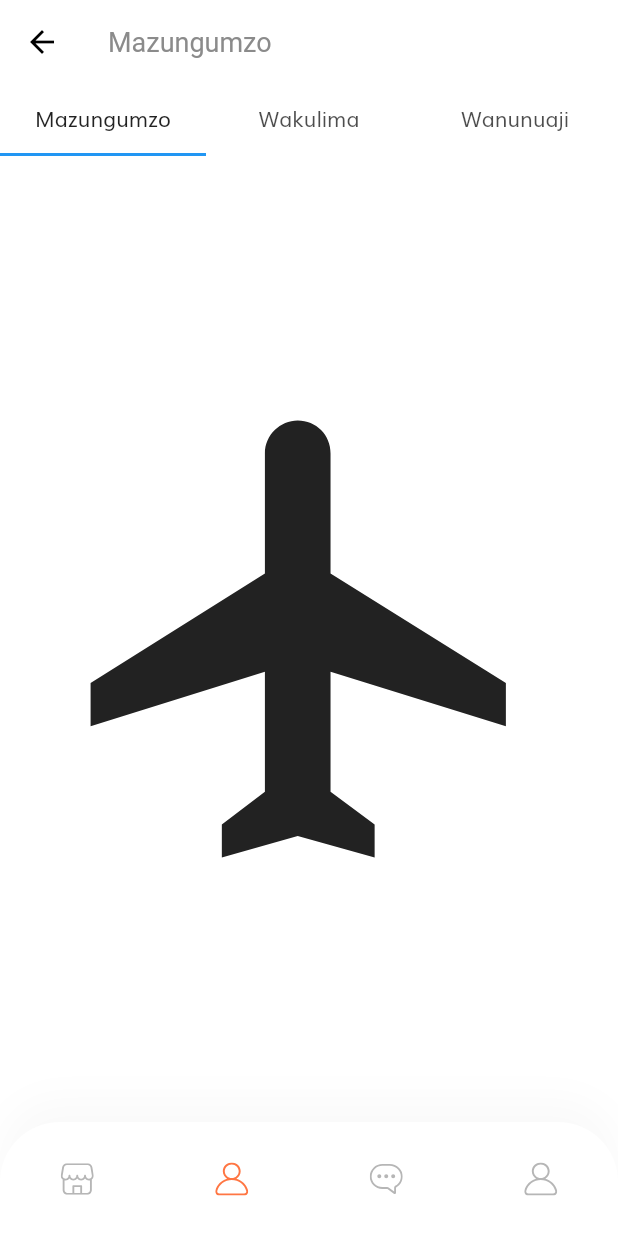
After one commit to COSTANTINOH/MkulimaApp, a Flutter app: the BuyerScreen screen opened by its route, on a phone screen of 412 x 824 dp. The commit adds this screen. Run offline on Flutter 3.47's test engine with Material 2 defaults, Android fonts, the light colour scheme and no system bars; our stand-ins replace flutter_staggered_animations, flutter_svg, fluttertoast, shared_preferences; accounts and stored records are empty; network calls fail.

Commit message:
pull wakulima

```diff
--- /dev/null
+++ b/lib/models/mkulima.dart
@@ -0,0 +1,53 @@
+// To parse this JSON data, do
+//
+//     final mkulima = mkulimaFromJson(jsonString);
+
+import 'dart:convert';
+
+Mkulima mkulimaFromJson(String str) => Mkulima.fromJson(json.decode(str));
+
+String mkulimaToJson(Mkulima data) => json.encode(data.toJson());
+
+class Mkulima {
+    Mkulima({
+        this.id,
+        this.name,
+        this.location,
+        this.descp,
+        this.phone,
+        this.email,
+        this.password,
+        this.tag,
+    });
+
+    String id;
+    String name;
+    String location;
+    String descp;
+    String phone;
+    String email;
+    String password;
+    String tag;
+
+    factory Mkulima.fromJson(Map<String, dynamic> json) => Mkulima(
+        id: json["id"],
+        name: json["name"],
+        location: json["location"],
+        descp: json["descp"],
+        phone: json["phone"],
+        email: json["email"],
+        password: json["password"],
+        tag: json["tag"],
+    );
+
+    Map<String, dynamic> toJson() => {
+        "id": id,
+        "name": name,
+        "location": location,
+        "descp": descp,
+        "phone": phone,
+        "email": email,
+        "password": password,
+        "tag": tag,
+    };
+}
--- a/lib/routes.dart
+++ b/lib/routes.dart
@@ -1,5 +1,6 @@
 import 'package:flutter/widgets.dart';
 import 'package:shop_app/components/no_auth.dart';
+import 'package:shop_app/screens/buyers/buyer_screen.dart';
 import 'package:shop_app/screens/cart/cart_screen.dart';
 import 'package:shop_app/screens/chat/chat_screen.dart';
 import 'package:shop_app/screens/complete_profile/complete_profile_screen.dart';
@@ -30,4 +31,6 @@ final Map<String, WidgetBuilder> routes = {
   ProfileScreen.routeName: (context) => ProfileScreen(),
   ChatScreen.routeName: (context) => ChatScreen(),
    NoAuthBanner.routeName: (context) => NoAuthBanner(),
+   BuyerScreen.routeName: (context) => BuyerScreen(),
+
 };
--- /dev/null
+++ b/lib/screens/buyers/buyer_screen.dart
@@ -0,0 +1,58 @@
+import 'package:flutter/cupertino.dart';
+import 'package:flutter/material.dart';
+import 'package:shop_app/components/coustom_bottom_nav_bar.dart';
+import 'package:shop_app/enums.dart';
+import 'package:shop_app/screens/buyers/tab_screen.dart';
+import 'package:shop_app/screens/buyers/tabs/wakulima_tab_screen.dart';
+import 'package:shop_app/screens/chat/chat_list_screen.dart';
+import 'package:shop_app/screens/chat/new_chat_screen.dart';
+import 'package:url_launcher/url_launcher.dart';
+import 'dart:math' as math;
+
+class BuyerScreen extends StatefulWidget {
+  const BuyerScreen({Key key}) : super(key: key);
+
+  static String routeName = "/buyerfamer";
+
+  @override
+  _BuyerScreenState createState() => _BuyerScreenState();
+}
+
+class _BuyerScreenState extends State<BuyerScreen> with TickerProviderStateMixin {
+  static const List<IconData> icons = const [Icons.sms, Icons.phone];
+
+  @override
+  void initState() {
+    super.initState();
+  }
+
+  @override
+  Widget build(BuildContext context) {
+    return DefaultTabController(
+      length: 3,
+      child: Scaffold(
+        appBar: AppBar(
+          bottom: TabBar(
+            labelColor: Colors.black87,
+            tabs: [
+              Tab(text: "Mazungumzo"),
+              Tab(text: "Wakulima"),
+              Tab(text: "Wanunuaji"),
+            ],
+          ),
+          title: Text('Mazungumzo'),
+        ),
+        body: TabBarView(
+          children: [
+            Icon(Icons.flight, size: 350),
+            WakulimaTabScreen(),
+            Icon(Icons.directions_car, size: 350),
+          ],
+        ),
+        bottomNavigationBar: CustomBottomNavBar(
+          selectedMenu: MenuState.favourite,
+        ),
+      ),
+    );
+  }
+}
--- a/lib/screens/chat/chat_list_screen.dart
+++ b/lib/screens/chat/chat_list_screen.dart
@@ -27,6 +27,7 @@ class ChatListScreen extends StatelessWidget {
             ],
           );
         },
-    ));
+      ),
+    );
   }
 }
--- a/lib/screens/home/components/categories.dart
+++ b/lib/screens/home/components/categories.dart
@@ -60,8 +60,6 @@ class Categories extends StatelessWidget {
                   child: Text("No Data"),
                 );
               } else if (snapshot.hasData) {
-                // return Text("${snapshot.data}");
-                print("lenght ${snapshot.data}");
                 return ListView.builder(
                   physics: BouncingScrollPhysics(),
                   scrollDirection: Axis.horizontal,
@@ -70,7 +68,7 @@ class Categories extends StatelessWidget {
                     return Padding(
                       padding: EdgeInsets.only(left: getProportionateScreenWidth(20)),
                       child: CategoryCard(
-                        icon: "hell",
+                        icon: "isofttz",
                         text: snapshot.data[index].categoryName,
                         press: () {},
                       ),
--- a/lib/screens/home/components/popular_product.dart
+++ b/lib/screens/home/components/popular_product.dart
@@ -67,7 +67,6 @@ class PopularProducts extends StatelessWidget {
                 );
               } else if (snapshot.hasData) {
                 // return Text("${snapshot.data}");
-                print("lenght ${snapshot.data}");
                 return ListView.builder(
                   scrollDirection: Axis.horizontal,
                   itemCount: snapshot.data.length,
--- a/lib/screens/home/components/promoted_product.dart
+++ b/lib/screens/home/components/promoted_product.dart
@@ -57,8 +57,6 @@ class PromotedProducts extends StatelessWidget {
                   child: Text("No Data"),
                 );
               } else if (snapshot.hasData) {
-                // return Text("${snapshot.data}");
-                print("lenght ${snapshot.data}");
                 return ListView.builder(
                   scrollDirection: Axis.horizontal,
                   itemCount: snapshot.data.length,
@@ -72,7 +70,7 @@ class PromotedProducts extends StatelessWidget {
                   },
                 );
               } else {
-                return Text("new videos");
+                return Text("no data");
               }
             },
           ),
```
Also changed, not shown: lib/components/coustom_bottom_nav_bar.dart (+20 -1 lines), lib/screens/buyers/tab_screen.dart (added, +22 -0 lines), lib/screens/buyers/tabs/wakulima_tab_screen.dart (added, +73 -0 lines), lib/screens/buyers/widgets/mkulima_card.dart (added, +50 -0 lines). Lines whose indentation alone changed are shown as unchanged.
